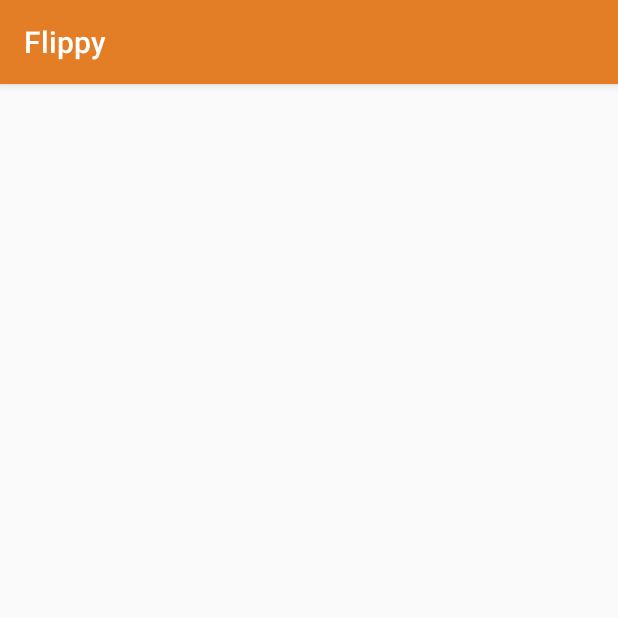
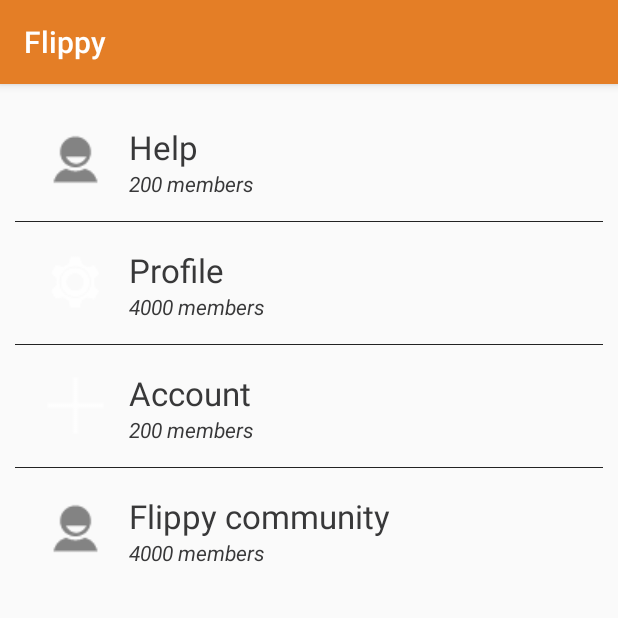
Before and after one commit to jessejohnson/flippy, an Android app: the fragment FragmentSettings shown on its own in the app's theme, on a phone screen of 412 x 824 dp, the top half of it. Run offline under Robolectric (Android 15) with nearby library versions, the phone set to English and light mode, and no system bars.

Commit message:
Added the layout of the settings and set the adapter and items on click listener

```diff
--- /dev/null
+++ b/Flippy/app/src/main/java/com/jojo/flippy/adapter/SettingsAdapter.java
@@ -0,0 +1,59 @@
+package com.jojo.flippy.adapter;
+
+/**
+ * Created by bright on 6/12/14.
+ */
+
+import java.util.List;
+
+import android.app.Activity;
+import android.content.Context;
+import android.view.LayoutInflater;
+import android.view.View;
+import android.view.ViewGroup;
+import android.widget.ArrayAdapter;
+import android.widget.ImageView;
+import android.widget.TextView;
+
+import com.jojo.flippy.app.R;
+
+public class SettingsAdapter extends ArrayAdapter<SettingsItem> {
+
+    Context context;
+
+    public SettingsAdapter(Context context, int resourceId,
+                           List<SettingsItem> items) {
+        super(context, resourceId, items);
+        this.context = context;
+    }
+
+    /*private view holder class*/
+    private class ViewHolder {
+        ImageView imageView;
+        TextView textViewSettingsTitle;
+        TextView textViewSettingsSubtitle;
+    }
+
+    public View getView(int position, View convertView, ViewGroup parent) {
+        ViewHolder holder = null;
+        SettingsItem rowItem = getItem(position);
+
+        LayoutInflater mInflater = (LayoutInflater) context
+                .getSystemService(Activity.LAYOUT_INFLATER_SERVICE);
+        if (convertView == null) {
+            convertView = mInflater.inflate(R.layout.settings_list_item, null);
+            holder = new ViewHolder();
+            holder.textViewSettingsTitle = (TextView) convertView.findViewById(R.id.textViewSettingsTitle);
+            holder.imageView = (ImageView) convertView.findViewById(R.id.imageViewSettingsIcon);
+            holder.textViewSettingsSubtitle = (TextView) convertView.findViewById(R.id.textViewSettingsSubtitle);
+            convertView.setTag(holder);
+        } else
+            holder = (ViewHolder) convertView.getTag();
+
+        holder.textViewSettingsTitle.setText(rowItem.getSettingTitle());
+        holder.imageView.setImageResource(rowItem.getSettingIcon());
+        holder.textViewSettingsSubtitle.setText(rowItem.getSettingSubTitle());
+
+        return convertView;
+    }
+}
--- /dev/null
+++ b/Flippy/app/src/main/java/com/jojo/flippy/adapter/SettingsItem.java
@@ -0,0 +1,42 @@
+package com.jojo.flippy.adapter;
+
+import android.widget.ImageView;
+
+/**
+ * Created by bright on 6/12/14.
+ */
+public class SettingsItem {
+    private String settingTitle;
+    private String settingSubTitle;
+    private int settingIcon;
+
+    public SettingsItem(int settingIcon, String settingTitle, String settingSubTitle) {
+        this.settingIcon = settingIcon;
+        this.settingTitle = settingTitle;
+        this.settingSubTitle = settingSubTitle;
+    }
+
+    public int getSettingIcon() {
+        return settingIcon;
+    }
+
+    public String getSettingSubTitle() {
+        return settingSubTitle;
+    }
+
+    public String getSettingTitle() {
+        return settingTitle;
+    }
+
+    public void setSettingIcon(int settingIcon) {
+        this.settingIcon = settingIcon;
+    }
+
+    public void setSettingSubTitle(String settingSubTitle) {
+        this.settingSubTitle = settingSubTitle;
+    }
+
+    public void setSettingTitle(String settingTitle) {
+        this.settingTitle = settingTitle;
+    }
+}
--- a/Flippy/app/src/main/java/com/jojo/flippy/core/FragmentNotice.java
+++ b/Flippy/app/src/main/java/com/jojo/flippy/core/FragmentNotice.java
@@ -50,7 +50,7 @@ public class FragmentNotice extends Fragment {
         noticeList = (ListView) view.findViewById(R.id.listViewNoticeList);
         noticeList.setAdapter(listAdapter);
 
-        //registering the notice list for context menu action
+        //registering the list view for context menu actions
         registerForContextMenu(noticeList);
 
 
--- a/Flippy/app/src/main/java/com/jojo/flippy/core/FragmentSettings.java
+++ b/Flippy/app/src/main/java/com/jojo/flippy/core/FragmentSettings.java
@@ -5,14 +5,30 @@ import android.os.Bundle;
 import android.view.LayoutInflater;
 import android.view.View;
 import android.view.ViewGroup;
+import android.widget.AdapterView;
+import android.widget.ListAdapter;
+import android.widget.ListView;
+import android.widget.Switch;
+import android.widget.TextView;
+import android.widget.Toast;
 
+import com.jojo.flippy.adapter.ChannelItem;
+import com.jojo.flippy.adapter.CustomChannel;
+import com.jojo.flippy.adapter.SettingsAdapter;
+import com.jojo.flippy.adapter.SettingsItem;
 import com.jojo.flippy.app.R;
+
+import java.util.ArrayList;
+import java.util.List;
 
 /**
  * Created by bright on 6/10/14.
  */
 
 public class FragmentSettings extends Fragment {
+    private ListView listViewSettings;
+    //Instance of the channel item
+    List<SettingsItem> SettingsItems;
 
 
     public FragmentSettings() {
@@ -26,7 +42,41 @@ public class FragmentSettings extends Fragment {
         View view = inflater.inflate(R.layout.fragment_settings, container,
                 false);
 
+        //Loading the list with a dummy data
+        SettingsItems = new ArrayList<SettingsItem>();
+        SettingsItem settingHelp = new SettingsItem(R.drawable.ic_action_person, getResources().getString(R.string.settings_help), "200 members");
+        SettingsItem settingProfile = new SettingsItem(R.drawable.ic_action_settings, getResources().getString(R.string.settings_profile), "4000 members");
+        SettingsItem settingNotifications = new SettingsItem(R.drawable.ic_action_new, getResources().getString(R.string.settings_account), "200 members");
+        SettingsItem settingCommunity = new SettingsItem(R.drawable.ic_action_person, getResources().getString(R.string.settings_accessibility), "4000 members");
+        SettingsItems.add(settingHelp);
+        SettingsItems.add(settingProfile);
+        SettingsItems.add(settingNotifications);
+        SettingsItems.add(settingCommunity);
 
+
+        listViewSettings = (ListView)view.findViewById(R.id.listViewSettings);
+        SettingsAdapter adapter = new SettingsAdapter(getActivity(),
+                R.layout.settings_list_item, SettingsItems);
+        listViewSettings.setAdapter(adapter);
+
+        listViewSettings.setOnItemClickListener(new AdapterView.OnItemClickListener() {
+            @Override
+            public void onItemClick(AdapterView<?> parent, View view, int position,
+                                    long id) {
+                //setting the click action for each of the items
+                switch(position){
+                    case 0:
+                        Toast.makeText(getActivity(), position + "", Toast.LENGTH_LONG).show();
+                        break;
+                    case 1:
+
+                    default:
+                        break;
+
+                }
+
+            }
+        });
         return view;
     }
 
--- a/Flippy/app/src/main/res/layout/activity_account_profile.xml
+++ b/Flippy/app/src/main/res/layout/activity_account_profile.xml
@@ -78,11 +78,22 @@
         android:layout_height="0dip"
         android:layout_weight="0.3"
         android:orientation="vertical">
+
+        <TextView
+            android:layout_width="wrap_content"
+            android:layout_height="wrap_content"
+            android:textColor="@color/flippy_dark_header"
+            android:textAppearance="?android:attr/textAppearanceMedium"
+            android:paddingBottom="@dimen/margin_two"
+            android:paddingLeft="@dimen/margin_ten"
+            android:text="@string/profile_list_channels"
+            android:id="@+id/textViewListProfileTitle" />
+
         <ListView
             android:id="@+id/listViewUserChannels"
             android:layout_width="match_parent"
             android:layout_height="match_parent"
-            android:divider="@color/flippy_orange_light"
+            android:divider="@color/flippy_dark_header"
             android:dividerHeight="1dp"
             android:listSelector="@drawable/drawer_list_selector" />
     </LinearLayout>
--- a/Flippy/app/src/main/res/layout/fragment_settings.xml
+++ b/Flippy/app/src/main/res/layout/fragment_settings.xml
@@ -3,19 +3,11 @@
     android:layout_width="match_parent"
     android:layout_height="match_parent"
     android:orientation="horizontal"
-    >
+    android:padding="@dimen/margin_ten">
 
-    <ImageView
-        android:id="@+id/frag1_icon"
-        android:layout_width="wrap_content"
+    <ListView
+        android:layout_width="match_parent"
         android:layout_height="wrap_content"
-        />
-
-    <TextView
-        android:id="@+id/frag1_text"
-        android:layout_width="wrap_content"
-        android:layout_height="wrap_content"
-        android:layout_marginLeft="10dp"
-        android:textAppearance="?android:attr/textAppearanceLarge" />
-
+        android:id="@+id/listViewSettings"
+        android:layout_weight="1" />
 </LinearLayout>
--- /dev/null
+++ b/Flippy/app/src/main/res/layout/settings_list_item.xml
@@ -0,0 +1,57 @@
+<?xml version="1.0" encoding="utf-8"?>
+<RelativeLayout xmlns:android="http://schemas.android.com/apk/res/android"
+    android:layout_width="match_parent"
+    android:layout_height="match_parent"
+    android:orientation="vertical"
+    android:padding="@dimen/margin_ten"
+    android:paddingRight="0dp">
+
+    <LinearLayout
+        android:id="@+id/linearLayout"
+        android:layout_width="match_parent"
+        android:layout_height="wrap_content"
+        android:layout_gravity="center_horizontal|top"
+        android:orientation="horizontal"
+        android:weightSum="1">
+        <LinearLayout
+            android:layout_width="wrap_content"
+            android:layout_height="wrap_content"
+            android:padding="@dimen/margin_five"
+            android:orientation="vertical"
+            >
+            <ImageView
+                android:id="@+id/imageViewSettingsIcon"
+                android:layout_width="50dp"
+                android:layout_height="50dp"
+                android:scaleType="centerCrop"
+                android:src="@drawable/trans_star" />
+        </LinearLayout>
+
+        <LinearLayout
+            android:layout_width="match_parent"
+            android:layout_height="wrap_content"
+            android:layout_weight="0.7"
+            android:padding="@dimen/margin_five"
+            android:orientation="vertical">
+
+            <TextView
+                android:id="@+id/textViewSettingsTitle"
+                android:layout_width="wrap_content"
+                android:layout_height="wrap_content"
+                android:layout_gravity="left"
+                android:layout_marginTop="@dimen/margin_two"
+                android:gravity="left"
+                android:text="@string/settings_title"
+                android:textAppearance="?android:attr/textAppearanceLarge"
+                android:textColor="@color/flippy_dark_header" />
+            <TextView
+                android:id="@+id/textViewSettingsSubtitle"
+                android:layout_width="wrap_content"
+                android:layout_height="wrap_content"
+                android:text="@string/settings_subtitle"
+                android:textAppearance="?android:attr/textAppearanceSmall"
+                android:textColor="@color/flippy_dark_header"
+                android:textStyle="italic" />
+        </LinearLayout>
+    </LinearLayout>
+</RelativeLayout>
--- a/Flippy/app/src/main/res/values/strings.xml
+++ b/Flippy/app/src/main/res/values/strings.xml
@@ -98,6 +98,7 @@
     <string name="dummy_user_name">Bright Kwame Ahedor</string>
     <string name="dummy_user_email">brightahedor@gmail.com</string>
     <string name="dummy_user_number">(+233) 543400278</string>
+    <string name="profile_list_channels">My Channels</string>
 
     <!--the feedback strings-->
     <string name="flippy_email">info@flippy.co</string>
@@ -124,4 +125,14 @@
     <string name="notice_remove">Remove from board</string>
 
 
+    <!--fragment settings strings-->
+    <string name="settings_title">Settings title</string>
+    <string name="settings_subtitle">Settings subtitle</string>
+    <string name="settings_help">Help</string>
+    <string name="settings_profile">Profile</string>
+    <string name="settings_account">Account</string>
+    <string name="settings_notifications">Notifications</string>
+    <string name="settings_accessibility">Flippy community</string>
+
+
 </resources>
```
Also changed, not shown: Flippy/app/src/main/res/drawable-hdpi/ic_action_person.png (added), Flippy/app/src/main/res/drawable-mdpi/ic_action_person.png (added), Flippy/app/src/main/res/drawable-xhdpi/ic_action_person.png (added), Flippy/app/src/main/res/drawable-xxhdpi/ic_action_person.png (added).
